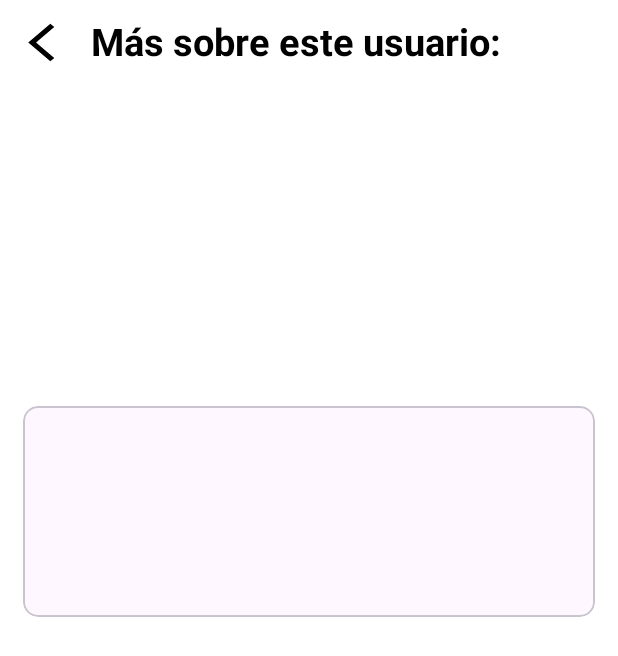
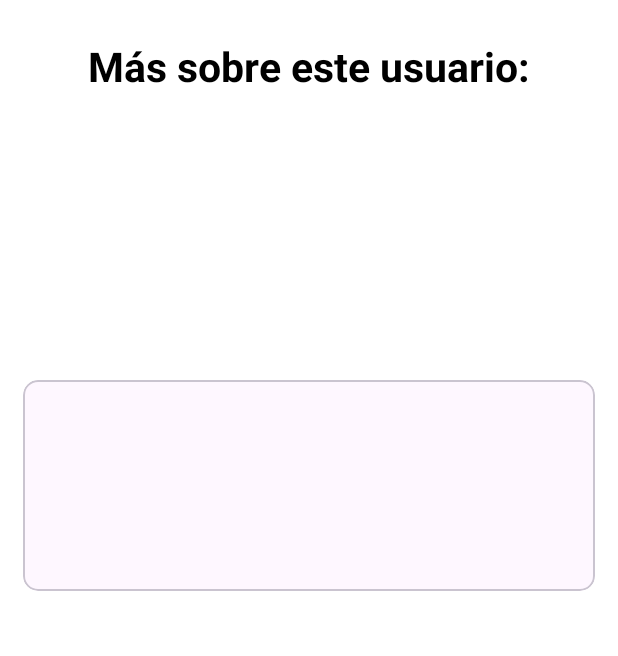
Before and after one commit to Kikiriki070204/Users, an Android app: the layout activity_user_data.xml on its own in the app's theme, with its tools: preview values and no code run, on a phone screen of 412 x 824 dp. Shown: the top 656 px of the screen. Run offline under Robolectric (Android 15) with nearby library versions, the phone set to English and light mode, and no system bars.

Commit message:
todo sigue igual
(cherry picked from commit eec95909d04bbe822677489518dc96993a065f68)

```diff
--- a/app/src/main/res/layout/activity_user_data.xml
+++ b/app/src/main/res/layout/activity_user_data.xml
@@ -1,45 +1,28 @@
 <?xml version="1.0" encoding="utf-8"?>
-<androidx.constraintlayout.widget.ConstraintLayout xmlns:android="http://schemas.android.com/apk/res/android"
+<ScrollView xmlns:android="http://schemas.android.com/apk/res/android"
     xmlns:tools="http://schemas.android.com/tools"
     android:layout_width="match_parent"
     android:layout_height="match_parent"
     xmlns:app="http://schemas.android.com/apk/res-auto"
     android:background="@color/white"
     tools:context=".MainActivity">
-    <LinearLayout
-        android:id="@+id/top"
-        android:layout_width="match_parent"
-        android:layout_height="wrap_content"
-        app:layout_constraintTop_toTopOf="parent"
-        app:layout_constraintStart_toStartOf="parent"
-        android:padding="10dp"
-        >
-        <ImageView
-            android:id="@+id/back"
-            android:layout_width="35dp"
-            android:layout_height="30dp"
-            android:layout_marginRight="15dp"
-            android:layout_marginTop="3dp"
-            android:background="@drawable/baseline_arrow_back_ios_new_24"
-            >
-        </ImageView>
-        <TextView
-            android:layout_width="wrap_content"
-            android:layout_height="wrap_content"
-            android:text="Más sobre este usuario:"
-            android:textStyle="bold"
-            android:textSize="25sp"
-            android:layout_gravity="center"
-            android:textColor="@color/black"/>
-    </LinearLayout>
 
     <LinearLayout
         android:layout_width="match_parent"
         android:layout_height="wrap_content"
         android:orientation="vertical"
         android:layout_marginTop="10dp"
-        app:layout_constraintTop_toBottomOf="@+id/top"
         android:padding="15dp">
+
+        <TextView
+            android:layout_width="wrap_content"
+            android:layout_height="wrap_content"
+            android:text="Más sobre este usuario:"
+
+            android:textStyle="bold"
+            android:textSize="27sp"
+            android:layout_gravity="center"
+            android:textColor="@color/black"/>
 
             <LinearLayout
                 android:layout_width="match_parent"
@@ -55,6 +38,7 @@
                     android:layout_gravity="center"/>
 
             </LinearLayout>
+
 
         <com.google.android.material.card.MaterialCardView
             android:layout_width="match_parent"
@@ -121,4 +105,4 @@
 
     </LinearLayout>
 
-</androidx.constraintlayout.widget.ConstraintLayout>
+</ScrollView>
```
